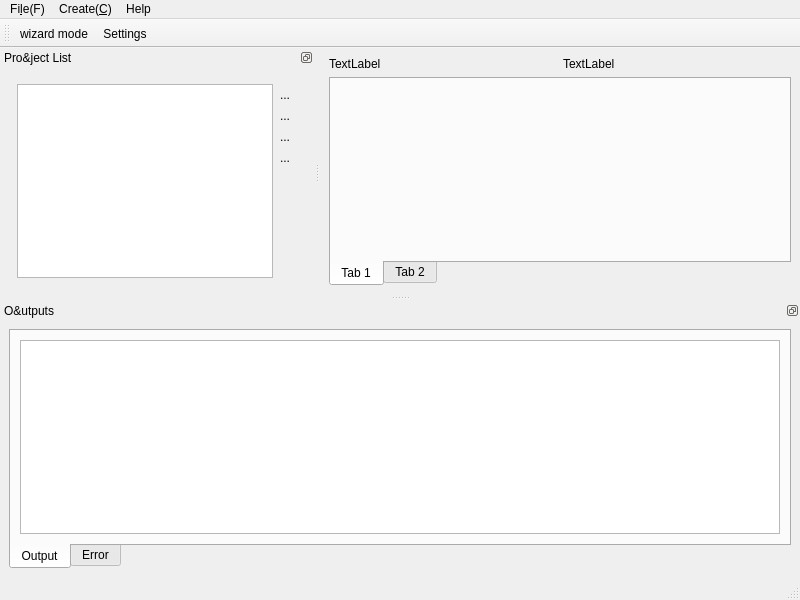
The window that sphinx_explorer/ui/main_window.ui (pashango2/sphinx-explorer) describes before a commit, drawn with Qt 5.
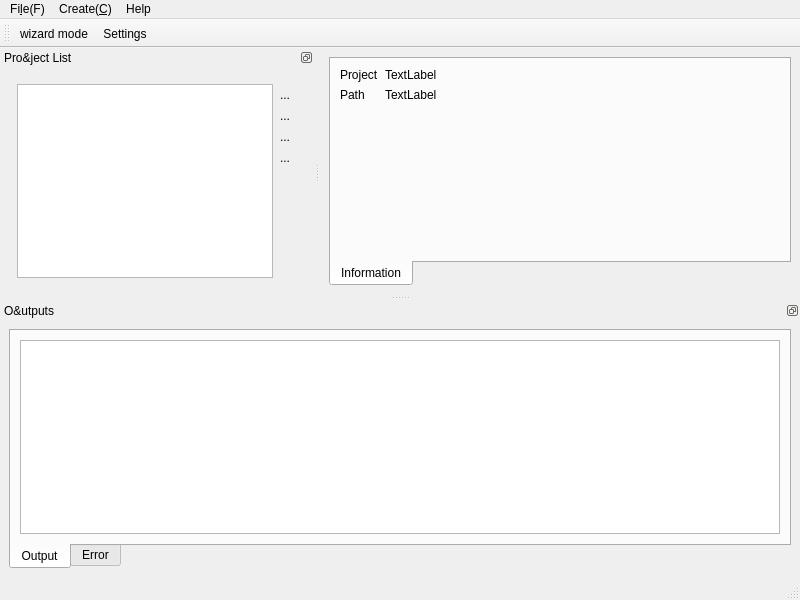
The same window after the commit. Custom widgets are drawn as their Qt base class.

```diff
--- a/sphinx_explorer/ui/main_window.ui
+++ b/sphinx_explorer/ui/main_window.ui
@@ -18,27 +18,6 @@
     <item>
      <layout class="QHBoxLayout" name="project_tool_layout"/>
     </item>
-    <item>
-     <layout class="QHBoxLayout" name="horizontalLayout">
-      <property name="topMargin">
-       <number>0</number>
-      </property>
-      <item>
-       <widget class="QLabel" name="label_project">
-        <property name="text">
-         <string>TextLabel</string>
-        </property>
-       </widget>
-      </item>
-      <item>
-       <widget class="QLabel" name="label_path">
-        <property name="text">
-         <string>TextLabel</string>
-        </property>
-       </widget>
-      </item>
-     </layout>
-    </item>
     <item>
      <widget class="QTabWidget" name="tab_widget">
       <property name="tabPosition">
@@ -46,13 +25,42 @@
       </property>
       <widget class="QWidget" name="tab">
        <attribute name="title">
-        <string>Tab 1</string>
+        <string>Information</string>
        </attribute>
-      </widget>
-      <widget class="QWidget" name="tab_2">
-       <attribute name="title">
-        <string>Tab 2</string>
-       </attribute>
+       <layout class="QVBoxLayout" name="verticalLayout_7">
+        <item>
+         <layout class="QFormLayout" name="formLayout">
+          <item row="0" column="0">
+           <widget class="QLabel" name="label_project_2">
+            <property name="text">
+             <string>Project</string>
+            </property>
+           </widget>
+          </item>
+          <item row="0" column="1">
+           <widget class="QLabel" name="label_project">
+            <property name="text">
+             <string>TextLabel</string>
+            </property>
+           </widget>
+          </item>
+          <item row="1" column="0">
+           <widget class="QLabel" name="label_path_2">
+            <property name="text">
+             <string>Path</string>
+            </property>
+           </widget>
+          </item>
+          <item row="1" column="1">
+           <widget class="QLabel" name="label_path">
+            <property name="text">
+             <string>TextLabel</string>
+            </property>
+           </widget>
+          </item>
+         </layout>
+        </item>
+       </layout>
       </widget>
      </widget>
     </item>
```
Left out of the diff: 3 changed lines with no effect on the pictures.
